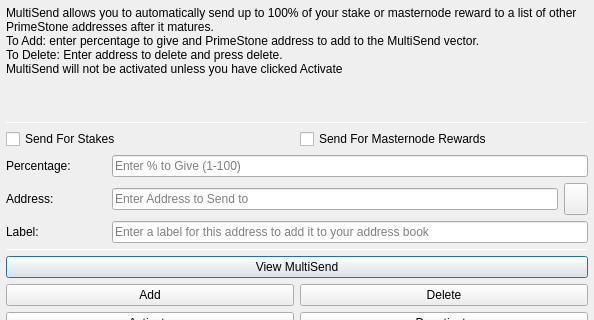
Above: src/qt/forms/multisenddialog.ui from KABBERRY/Kabberry-Coin before the change; both pictures show x 0 to 594 and y 0 to 320 of the 594 by 526 pixel window. Below: the same form after it.
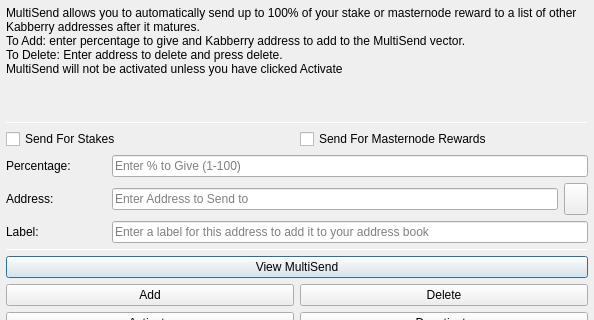
That is the form after the change. Icons and pictures are not drawn.

Commit message: kabberry qt update

```diff
--- a/src/qt/forms/multisenddialog.ui
+++ b/src/qt/forms/multisenddialog.ui
@@ -37,8 +37,8 @@
         <number>1</number>
        </property>
        <property name="text">
-        <string>MultiSend allows you to automatically send up to 100% of your stake or masternode reward to a list of other PrimeStone addresses after it matures.
-To Add: enter percentage to give and PrimeStone address to add to the MultiSend vector.
+        <string>MultiSend allows you to automatically send up to 100% of your stake or masternode reward to a list of other Kabberry addresses after it matures.
+To Add: enter percentage to give and Kabberry address to add to the MultiSend vector.
 To Delete: Enter address to delete and press delete.
 MultiSend will not be activated unless you have clicked Activate</string>
        </property>
```
The commit also changes 302 other files.
